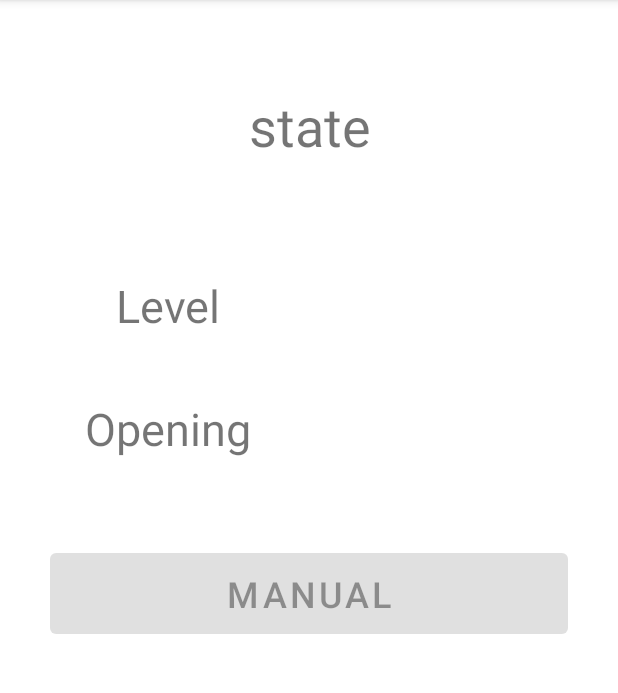
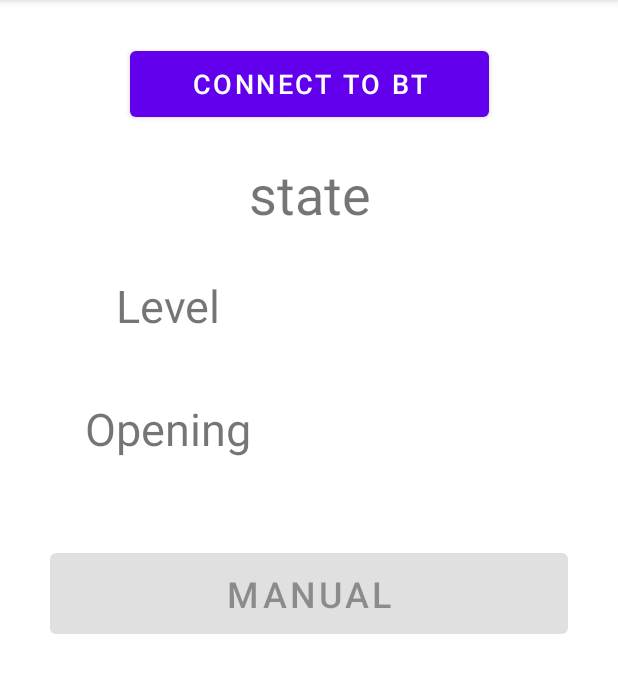
Before and after one commit to andrea-acampora/IoT-Smart-Dam, an Android app: the screen it shows after launch (MainActivity), on a phone screen of 412 x 824 dp, the part 84-777 px from its top. Run offline under Robolectric (Android 15) with nearby library versions, the phone set to English and light mode, and no system bars; 1 statement that could not run was skipped.

Commit message:
finished dam_MobileApp

```diff
--- a/src/DamMobileApp/app/build.gradle
+++ b/src/DamMobileApp/app/build.gradle
@@ -3,13 +3,13 @@ plugins {
 }
 
 android {
-    compileSdkVersion 30
-    buildToolsVersion "30.0.3"
+    compileSdkVersion 28
+    buildToolsVersion "29.0.1"
 
     defaultConfig {
         applicationId "com.dammobileapp"
         minSdkVersion 23
-        targetSdkVersion 30
+        targetSdkVersion 28
         versionCode 1
         versionName "1.0"
 
--- a/src/DamMobileApp/app/src/main/java/com/dammobileapp/MainActivity.java
+++ b/src/DamMobileApp/app/src/main/java/com/dammobileapp/MainActivity.java
@@ -3,6 +3,7 @@ import android.annotation.SuppressLint;
 import android.bluetooth.BluetoothAdapter;
 import android.bluetooth.BluetoothDevice;
 import android.content.Intent;
+import android.os.AsyncTask;
 import android.os.Bundle;
 import android.util.Log;
 import android.view.View;
@@ -55,16 +56,21 @@ public class MainActivity extends AppCompatActivity {
     protected void onStop() {
         super.onStop();
 
-      //  btChannel.close();
+        btChannel.close();
     }
 
 
     private void initUI() {
-       /*try {
-            connectToBTServer();
-        } catch (BluetoothDeviceNotFound bluetoothDeviceNotFound) {
-            bluetoothDeviceNotFound.printStackTrace();
-        }*/
+        findViewById(R.id.buttonbt).setOnClickListener(new View.OnClickListener() {
+            @Override
+            public void onClick(View v) {
+                try {
+                    connectToBTServer();
+                } catch (BluetoothDeviceNotFound bluetoothDeviceNotFound) {
+                    bluetoothDeviceNotFound.printStackTrace();
+                }
+            }
+        });
 
         tryHttpGet();
 
@@ -103,7 +109,7 @@ public class MainActivity extends AppCompatActivity {
     }
 
     private void tryHttpGet(){
-        final String url = "http://60c4552e5136.ngrok.io/api/data";
+        final String url = "http://fde32baa7bb8.ngrok.io/api/data";
         Http.get(url, response -> {
             if(response.code() == HttpURLConnection.HTTP_OK) {
                 try {
@@ -144,7 +150,7 @@ public class MainActivity extends AppCompatActivity {
 
     private void tryHttpPost(String mode) throws JSONException {
 
-        final String url = "http://60c4552e5136.ngrok.io/api/mode";
+        final String url = "http://fde32baa7bb8.ngrok.io/api/mode";
         final String content = new JSONObject()
                 .put("mode",mode).toString();
 
@@ -178,10 +184,9 @@ public class MainActivity extends AppCompatActivity {
             @Override
             public void onConnectionActive(final BluetoothChannel channel) {
 
-                /*((TextView) findViewById(R.id.statusLabel)).setText(String.format("Status : connected to server on device %s",
-                        serverDevice.getName()));
 
-                findViewById(R.id.connectBtn).setEnabled(false);*/
+                findViewById(R.id.buttonbt).setEnabled(false);
+                ((Button)findViewById(R.id.buttonbt)).setText("CONNECTED");
 
                 btChannel = channel;
                 btChannel.registerListener(new RealBluetoothChannel.Listener() {
@@ -203,8 +208,7 @@ public class MainActivity extends AppCompatActivity {
 
             @Override
             public void onConnectionCanceled() {
-                /*((TextView) findViewById(R.id.statusLabel)).setText(String.format("Status : unable to connect, device %s not found!",
-                        C.bluetooth.BT_DEVICE_ACTING_AS_SERVER_NAME));*/
+                ((Button)findViewById(R.id.buttonbt)).setText("TRY AGAIN");
             }
         }).execute();
     }
--- a/src/DamMobileApp/app/src/main/res/layout/activity_main.xml
+++ b/src/DamMobileApp/app/src/main/res/layout/activity_main.xml
@@ -17,9 +17,10 @@
         android:textSize="36sp"
         app:layout_constraintBottom_toBottomOf="parent"
         app:layout_constraintEnd_toEndOf="parent"
+        app:layout_constraintHorizontal_bias="0.511"
         app:layout_constraintStart_toStartOf="parent"
         app:layout_constraintTop_toTopOf="parent"
-        app:layout_constraintVertical_bias="0.056" />
+        app:layout_constraintVertical_bias="0.125" />
 
     <TextView
         android:id="@+id/levelLabel"
@@ -66,6 +67,7 @@
         android:id="@+id/opening"
         android:layout_width="136dp"
         android:layout_height="48dp"
+        android:textSize="30sp"
         app:layout_constraintBottom_toBottomOf="parent"
         app:layout_constraintEnd_toEndOf="parent"
         app:layout_constraintHorizontal_bias="0.867"
@@ -130,6 +132,18 @@
             android:text="@string/_100" />
 
     </RadioGroup>
+
+    <Button
+        android:id="@+id/buttonbt"
+        android:layout_width="239dp"
+        android:layout_height="56dp"
+        android:text="@string/connect_to_bt"
+        android:textSize="18sp"
+        app:layout_constraintBottom_toBottomOf="parent"
+        app:layout_constraintEnd_toEndOf="parent"
+        app:layout_constraintStart_toStartOf="parent"
+        app:layout_constraintTop_toTopOf="parent"
+        app:layout_constraintVertical_bias="0.009" />
 
     <!-- <Button
          android:id="@+id/button20"
--- a/src/DamMobileApp/app/src/main/res/values/strings.xml
+++ b/src/DamMobileApp/app/src/main/res/values/strings.xml
@@ -9,4 +9,5 @@
     <string name="_60">60%</string>
     <string name="_80">80%</string>
     <string name="_100">100%</string>
+    <string name="connect_to_bt">Connect to BT</string>
 </resources>
--- a/src/dam_service/src/main/java/controller/DamServiceController.java
+++ b/src/dam_service/src/main/java/controller/DamServiceController.java
@@ -75,6 +75,7 @@ public class DamServiceController {
 
 	public void setMode(Mode mode) {
 		this.damSystem.setMode(mode);
+		this.channel.sendMsg("M="+mode.getName()+"F");
 
 	}
 }
--- a/src/dam_service/src/main/java/vertx/DataService.java
+++ b/src/dam_service/src/main/java/vertx/DataService.java
@@ -64,7 +64,6 @@ public class DataService extends AbstractVerticle {
 	private void handleChangeMode(RoutingContext routingContext) {
 		HttpServerResponse response = routingContext.response();
 		JsonObject res = routingContext.getBodyAsJson();
-		System.out.println(res);
 		if (res == null) {
 			sendError(400, response);
 		} else {
```
Also changed, not shown: 5 other files.
